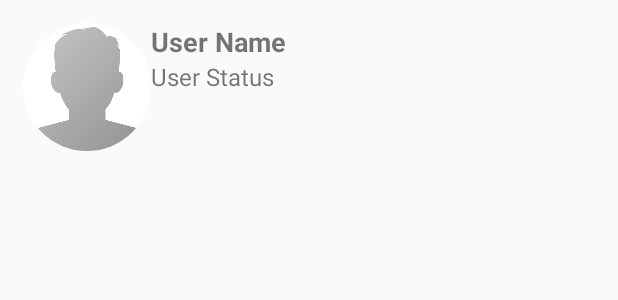
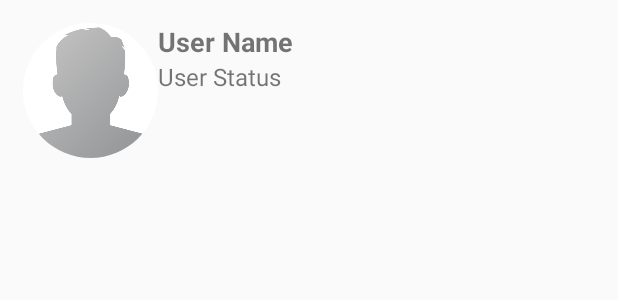
Before and after one commit to Koushik-Saha/whatsapp-clone, an Android app: the layout users_display_layout.xml on its own in the app's theme, with its tools: preview values and no code run, on a phone screen of 412 x 824 dp. Shown: the top 300 px of the screen. Run offline under Robolectric (Android 15) with nearby library versions, the light colour scheme and no system bars.

Commit message:
Request Fragment Design and user profile design changed

```diff
--- a/app/src/main/java/com/example/whatsapp/TabsAccessorAdapter.java
+++ b/app/src/main/java/com/example/whatsapp/TabsAccessorAdapter.java
@@ -26,6 +26,9 @@ public class TabsAccessorAdapter extends FragmentPagerAdapter {
             case 2:
                 ContactsFragment contactsFragment  = new ContactsFragment();
                 return contactsFragment;
+            case 3:
+                RequestsFragment requestsFragment  = new RequestsFragment();
+                return requestsFragment;
 
             default:
                 return null;
@@ -34,7 +37,7 @@ public class TabsAccessorAdapter extends FragmentPagerAdapter {
 
     @Override
     public int getCount() {
-        return 3;
+        return 4;
     }
 
 
@@ -50,6 +53,8 @@ public class TabsAccessorAdapter extends FragmentPagerAdapter {
                 return "Groups";
             case 2:
                 return "Contacts";
+            case 3:
+                return "Requests";
 
             default:
                 return null;
--- a/app/src/main/res/layout/users_display_layout.xml
+++ b/app/src/main/res/layout/users_display_layout.xml
@@ -15,8 +15,8 @@
 
         <de.hdodenhof.circleimageview.CircleImageView
             android:id="@+id/users_profile_image"
-            android:layout_width="85dp"
-            android:layout_height="85dp"
+            android:layout_width="90dp"
+            android:layout_height="90dp"
             android:src="@drawable/profile_image"/>
 
 
@@ -59,6 +59,36 @@
                 android:textAlignment="textStart"
                 android:textSize="16sp" />
 
+            <LinearLayout
+                android:layout_width="match_parent"
+                android:layout_height="wrap_content"
+                android:orientation="horizontal">
+
+                <Button
+                    android:id="@+id/request_accept_btn"
+                    android:layout_width="wrap_content"
+                    android:layout_height="30dp"
+                    android:text="Accept"
+                    android:textSize="16sp"
+                    android:textAllCaps="false"
+                    android:background="@android:color/holo_green_light"
+                    android:visibility="invisible"/>
+
+
+                <Button
+                    android:id="@+id/request_cancel_btn"
+                    android:layout_width="wrap_content"
+                    android:layout_height="30dp"
+                    android:text="Cancel"
+                    android:layout_marginStart="15dp"
+                    android:textSize="16sp"
+                    android:textAllCaps="false"
+                    android:background="@android:color/holo_red_dark"
+                    android:textColor="@android:color/background_light"
+                    android:visibility="invisible"/>
+
+            </LinearLayout>
+
         </LinearLayout>
 
     </LinearLayout>
```
